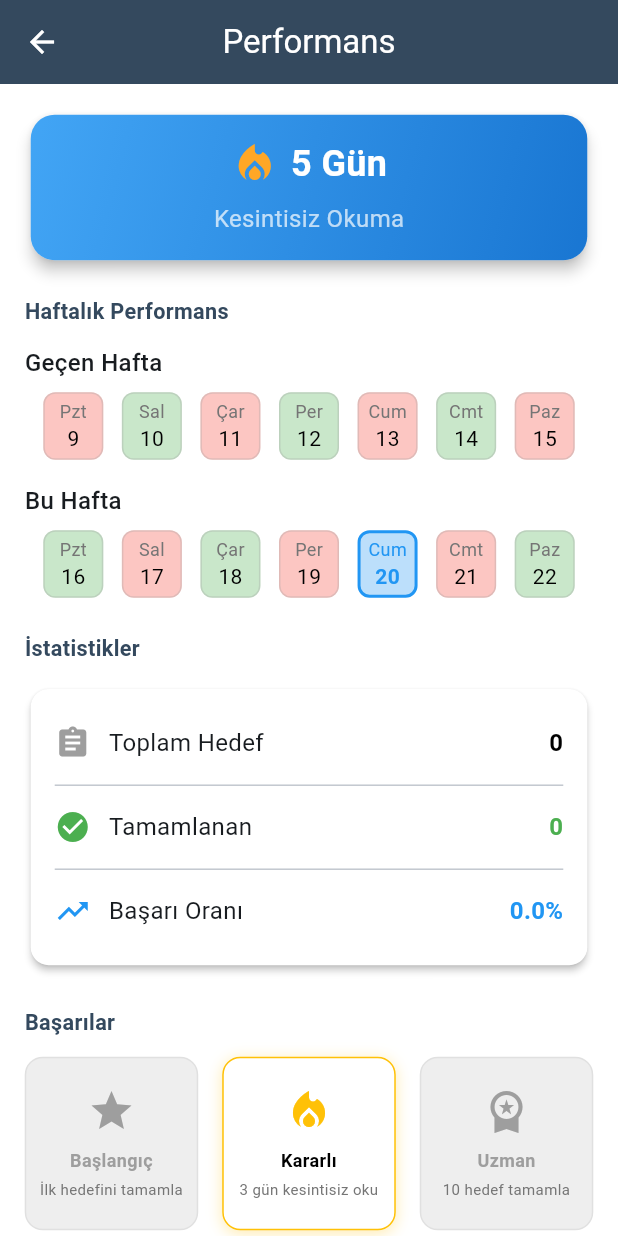
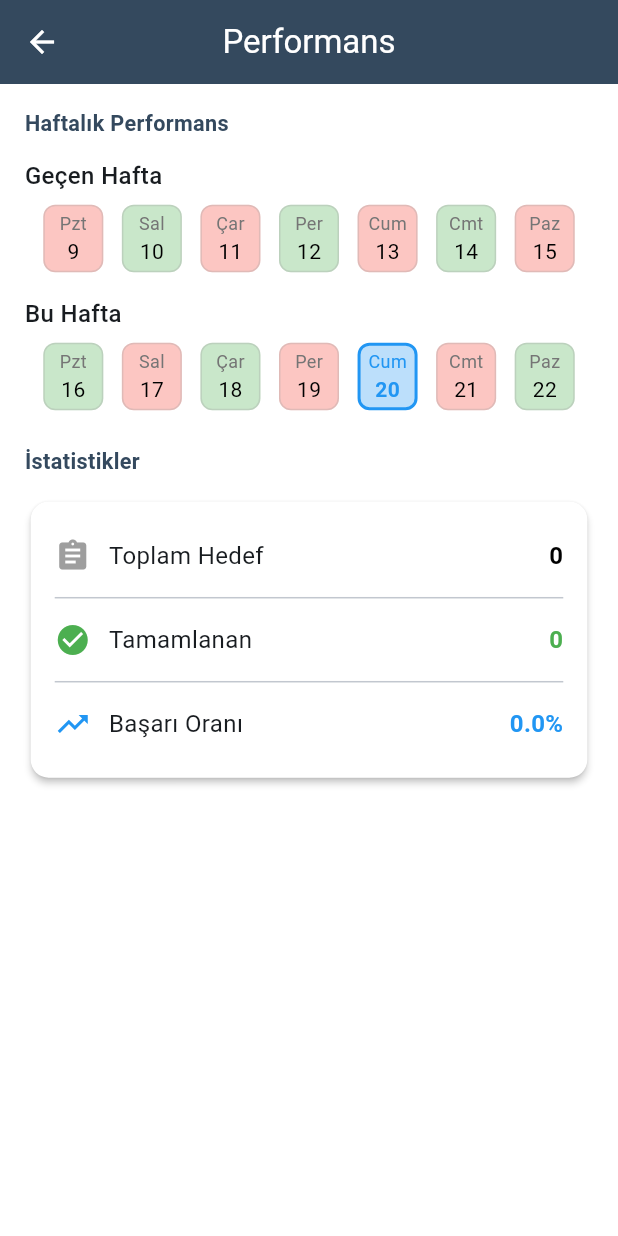
Before and after one commit to MathiasTeagan/medapp, a Flutter app: the PerformanceScreen screen opened directly, on a phone screen of 412 x 824 dp. Run offline on Flutter 3.47's test engine with Material 3 defaults, Android fonts, the phone set to English and light mode, and no system bars; our stand-ins replace cloud_firestore, firebase_auth, firebase_core, flutter_local_notifications, shared_preferences, table_calendar and 1 more; accounts and stored records are empty; statements that could not run were skipped.

Commit message:
fix: Performance ve planning ekranlarında rebuild loop sorunları çözüldü - Performance ekranı basit tasarıma geri döndürüldü - Planning ekranında DateTime key'leri normalize edildi - Loading state ve minimum 400ms süre eklendi

```diff
--- a/lib/screens/performance_screen.dart
+++ b/lib/screens/performance_screen.dart
@@ -3,9 +3,37 @@ import 'package:provider/provider.dart';
 import '../providers/goals_provider.dart';
 import '../theme/app_colors.dart';
 import '../theme/text_styles.dart';
+import 'dart:async';
 
-class PerformanceScreen extends StatelessWidget {
+class PerformanceScreen extends StatefulWidget {
   const PerformanceScreen({super.key});
+
+  @override
+  State<PerformanceScreen> createState() => _PerformanceScreenState();
+}
+
+class _PerformanceScreenState extends State<PerformanceScreen> {
+  bool _isLoading = true;
+  Timer? _loadingTimer;
+
+  @override
+  void initState() {
+    super.initState();
+    // Minimum 400ms loading süresi
+    _loadingTimer = Timer(const Duration(milliseconds: 400), () {
+      if (mounted) {
+        setState(() {
+          _isLoading = false;
+        });
+      }
+    });
+  }
+
+  @override
+  void dispose() {
+    _loadingTimer?.cancel();
+    super.dispose();
+  }
 
   @override
   Widget build(BuildContext context) {
@@ -14,7 +42,17 @@ class PerformanceScreen extends StatelessWidget {
     final goals = goalsProvider.goals;
     final completedGoals = goals.where((goal) => goal.isCompleted).length;
     final completionRate = goals.isEmpty ? 0.0 : completedGoals / goals.length;
-    final currentStreak = _calculateCurrentStreak();
+
+    if (_isLoading) {
+      return Scaffold(
+        appBar: AppBar(
+          title: const Text('Performans'),
+        ),
+        body: const Center(
+          child: CircularProgressIndicator(),
+        ),
+      );
+    }
 
     return Scaffold(
       appBar: AppBar(
@@ -25,57 +63,6 @@ class PerformanceScreen extends StatelessWidget {
         child: Column(
           crossAxisAlignment: CrossAxisAlignment.start,
           children: [
-            // Streak Card
-            Card(
-              elevation: 4,
-              shape: RoundedRectangleBorder(
-                borderRadius: BorderRadius.circular(16),
-              ),
-              child: Container(
-                padding: const EdgeInsets.all(16),
-                decoration: BoxDecoration(
-                  gradient: LinearGradient(
-                    colors: [Colors.blue.shade400, Colors.blue.shade700],
-                    begin: Alignment.topLeft,
-                    end: Alignment.bottomRight,
-                  ),
-                  borderRadius: BorderRadius.circular(16),
-                ),
-                child: Column(
-                  children: [
-                    Row(
-                      mainAxisAlignment: MainAxisAlignment.center,
-                      children: [
-                        Icon(
-                          Icons.local_fire_department,
-                          color: Colors.orange.shade400,
-                          size: 32,
-                        ),
-                        const SizedBox(width: 8),
-                        Text(
-                          '$currentStreak Gün',
-                          style: const TextStyle(
-                            color: Colors.white,
-                            fontSize: 24,
-                            fontWeight: FontWeight.bold,
-                          ),
-                        ),
-                      ],
-                    ),
-                    const SizedBox(height: 8),
-                    const Text(
-                      'Kesintisiz Okuma',
-                      style: TextStyle(
-                        color: Colors.white70,
-                        fontSize: 16,
-                      ),
-                    ),
-                  ],
-                ),
-              ),
-            ),
-            const SizedBox(height: 20),
-
             // Weekly Performance
             Text(
               'Haftalık Performans',
@@ -117,41 +104,6 @@ class PerformanceScreen extends StatelessWidget {
                       '${(completionRate * 100).toStringAsFixed(1)}%',
                       Icons.trending_up,
                       color: Colors.blue,
-                    ),
-                  ],
-                ),
-              ),
-            ),
-            const SizedBox(height: 24),
-
-            // Achievements
-            Text(
-              'Başarılar',
-              style: AppTextStyles.titleLarge(context),
-            ),
-            const SizedBox(height: 12),
-            _buildAchievements(completedGoals, currentStreak),
-            const SizedBox(height: 24),
-
-            // Motivation Quote
-            Card(
-              elevation: 2,
-              child: Padding(
-                padding: const EdgeInsets.all(16),
-                child: Column(
-                  children: [
-                    Icon(
-                      Icons.format_quote,
-                      size: 32,
-                      color: AppColors.primary,
-                    ),
-                    const SizedBox(height: 8),
-                    Text(
-                      _getMotivationalQuote(),
-                      textAlign: TextAlign.center,
-                      style: AppTextStyles.bodyLarge(context).copyWith(
-                        fontStyle: FontStyle.italic,
-                      ),
                     ),
                   ],
                 ),
@@ -255,87 +207,6 @@ class PerformanceScreen extends StatelessWidget {
     );
   }
 
-  Widget _buildAchievements(int completedGoals, int currentStreak) {
-    return GridView.count(
-      shrinkWrap: true,
-      physics: const NeverScrollableScrollPhysics(),
-      crossAxisCount: 3,
-      mainAxisSpacing: 16,
-      crossAxisSpacing: 16,
-      children: [
-        _buildAchievementCard(
-          'Başlangıç',
-          Icons.star,
-          completedGoals >= 1,
-          'İlk hedefini tamamla',
-        ),
-        _buildAchievementCard(
-          'Kararlı',
-          Icons.local_fire_department,
-          currentStreak >= 3,
-          '3 gün kesintisiz oku',
-        ),
-        _buildAchievementCard(
-          'Uzman',
-          Icons.workspace_premium,
-          completedGoals >= 10,
-          '10 hedef tamamla',
-        ),
-      ],
-    );
-  }
-
-  Widget _buildAchievementCard(
-      String title, IconData icon, bool unlocked, String description) {
-    return Container(
-      decoration: BoxDecoration(
-        color: unlocked ? Colors.white : Colors.grey.shade200,
-        borderRadius: BorderRadius.circular(12),
-        border: Border.all(
-          color: unlocked ? Colors.amber : Colors.grey.shade300,
-        ),
-        boxShadow: unlocked
-            ? [
-                BoxShadow(
-                  color: Colors.amber.withOpacity(0.3),
-                  blurRadius: 8,
-                  offset: const Offset(0, 2),
-                )
-              ]
-            : null,
-      ),
-      child: Column(
-        mainAxisAlignment: MainAxisAlignment.center,
-        children: [
-          Icon(
-            icon,
-            size: 32,
-            color: unlocked ? Colors.amber : Colors.grey,
-          ),
-          const SizedBox(height: 8),
-          Text(
-            title,
-            textAlign: TextAlign.center,
-            style: TextStyle(
-              fontSize: 12,
-              fontWeight: FontWeight.bold,
-              color: unlocked ? Colors.black : Colors.grey,
-            ),
-          ),
-          const SizedBox(height: 4),
-          Text(
-            description,
-            textAlign: TextAlign.center,
-            style: TextStyle(
-              fontSize: 10,
-              color: Colors.grey.shade600,
-            ),
-          ),
-        ],
-      ),
-    );
-  }
-
   List<DateTime> _getCurrentWeekDays() {
     final now = DateTime.now();
     final monday = now.subtract(Duration(days: now.weekday - 1));
@@ -359,20 +230,4 @@ class PerformanceScreen extends StatelessWidget {
         date.month == now.month &&
         date.day == now.day;
   }
-
-  int _calculateCurrentStreak() {
-    // Dummy data - gerçek verilerle değiştirilecek
-    return 5;
-  }
-
-  String _getMotivationalQuote() {
-    final quotes = [
-      'Bilgi güçtür.',
-      'Her gün yeni bir şey öğren.',
-      'Küçük adımlar, büyük başarılar getirir.',
-      'Başarı, her gün tekrarlanan küçük çabaların toplamıdır.',
-      'Öğrenme arzusu, başarının ilk adımıdır.',
-    ];
-    return quotes[DateTime.now().day % quotes.length];
-  }
 }
--- a/lib/screens/planning_screen.dart
+++ b/lib/screens/planning_screen.dart
@@ -20,6 +20,11 @@ class _PlanningScreenState extends State<PlanningScreen> {
   DateTime _focusedDay = DateTime.now();
   DateTime? _selectedDay;
   final Map<DateTime, List<String>> _plannedChapters = {};
+
+  // DateTime key'lerini normalize etmek için helper method
+  DateTime _normalizeDate(DateTime date) {
+    return DateTime(date.year, date.month, date.day);
+  }
 
   @override
   Widget build(BuildContext context) {
@@ -75,7 +80,8 @@ class _PlanningScreenState extends State<PlanningScreen> {
                 }
               },
               eventLoader: (day) {
-                return _plannedChapters[day] ?? [];
+                final normalizedDay = _normalizeDate(day);
+                return _plannedChapters[normalizedDay] ?? [];
               },
             ),
           ),
@@ -196,11 +202,13 @@ class _PlanningScreenState extends State<PlanningScreen> {
                       title: Text(goal.chapterName),
                       subtitle: Text(goal.branch),
                       onTap: () {
+                        final normalizedDate = _normalizeDate(selectedDay);
                         setState(() {
-                          if (!_plannedChapters.containsKey(selectedDay)) {
-                            _plannedChapters[selectedDay] = [];
+                          if (!_plannedChapters.containsKey(normalizedDate)) {
+                            _plannedChapters[normalizedDate] = [];
                           }
-                          _plannedChapters[selectedDay]!.add(goal.chapterName);
+                          _plannedChapters[normalizedDate]!
+                              .add(goal.chapterName);
                         });
                         Navigator.pop(context);
                         _savePlan(goal.chapterName, selectedDay, goal.branch);
```
